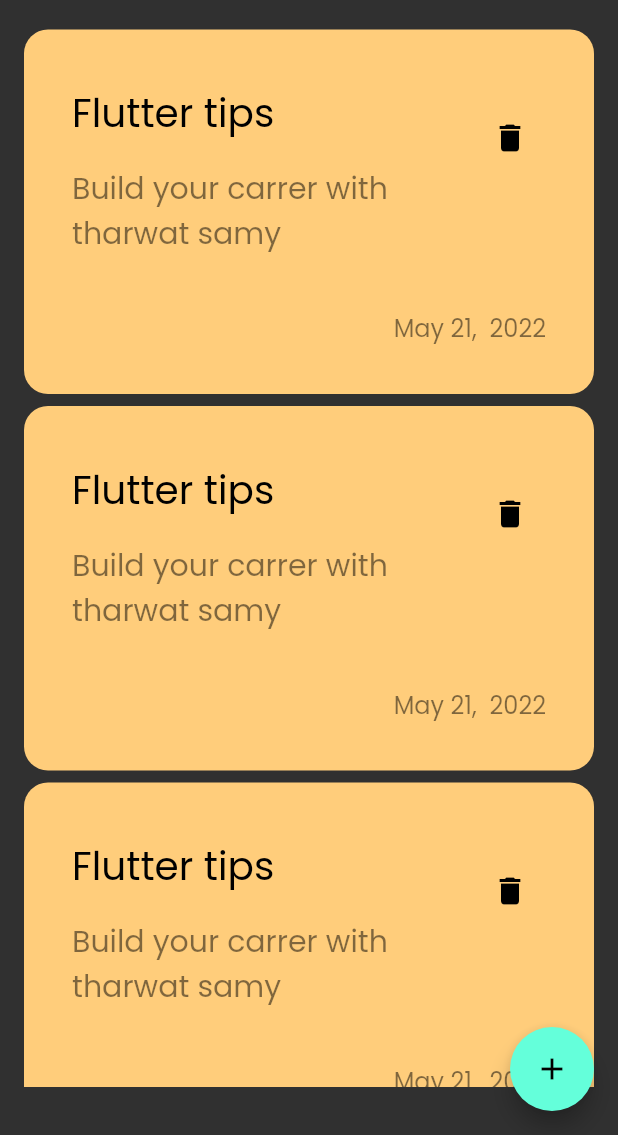
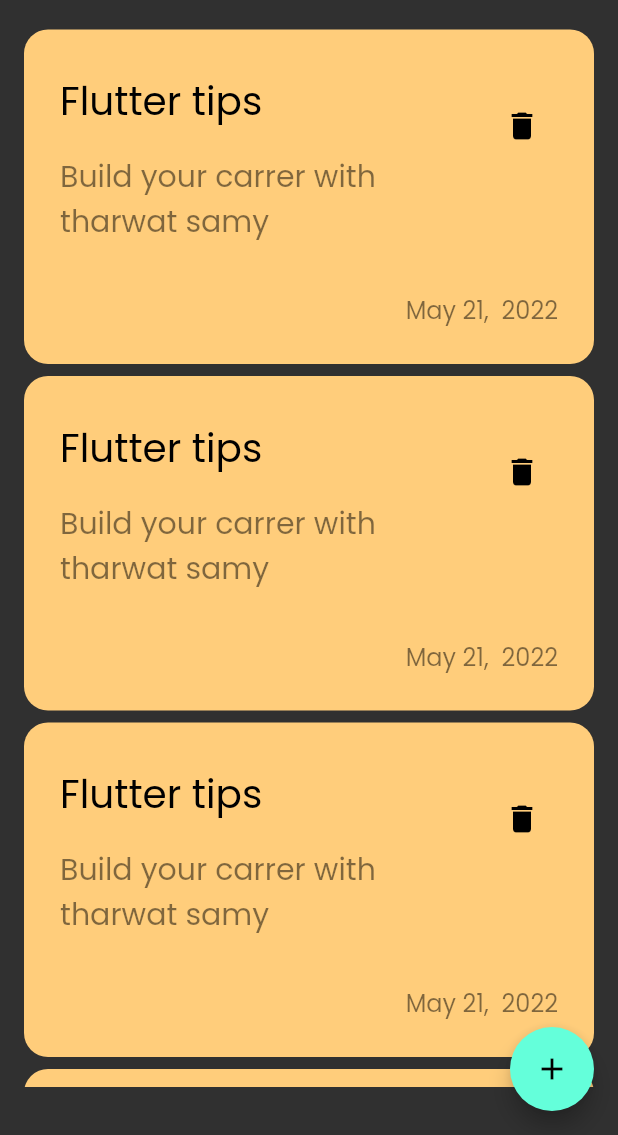
Before and after one commit to salsabilelshiekh2022/noteApp, a Flutter app: the screen it shows after launch, on a phone screen of 412 x 824 dp, the part 101-1236 px from its top. Run offline on Flutter 3.47's test engine with Material 2 defaults, Android fonts, the phone set to English and light mode, and no system bars; our stand-ins replace hive; accounts and stored records are empty.

```diff
--- a/lib/views/widgets/note_item.dart
+++ b/lib/views/widgets/note_item.dart
@@ -16,7 +16,7 @@ class NoteItem extends StatelessWidget {
         );
       },
       child: Container(
-        padding: const EdgeInsets.all(32.0),
+        padding: const EdgeInsets.all(24.0),
         decoration: BoxDecoration(
           color: const Color(0xffFFCD7B),
           borderRadius: BorderRadius.circular(16.0),
@@ -46,7 +46,7 @@ class NoteItem extends StatelessWidget {
               ),
             ),
             const SizedBox(
-              height: 16.0,
+              height: 12.0,
             ),
             Text(
               'May 21,  2022',
```
Also changed, not shown: lib/models/note_model.dart (renamed from lib/models/note_moddel.dart, +8 -0 lines), lib/models/note_model.g.dart (added), 1 other file.
